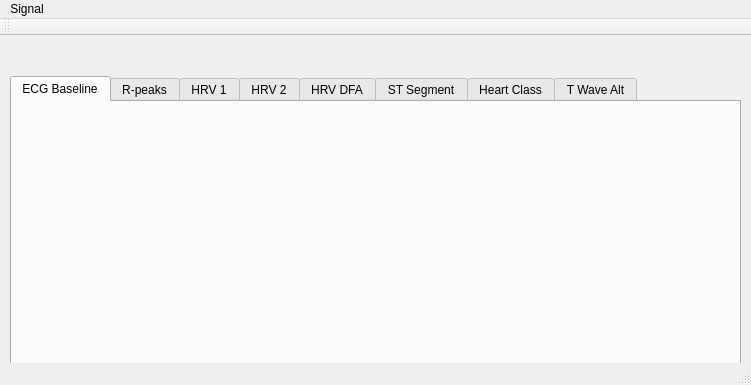
KuleszIB/EcgAppCore, file EcgApplicationCore/View/mainview.ui: the form before one commit.
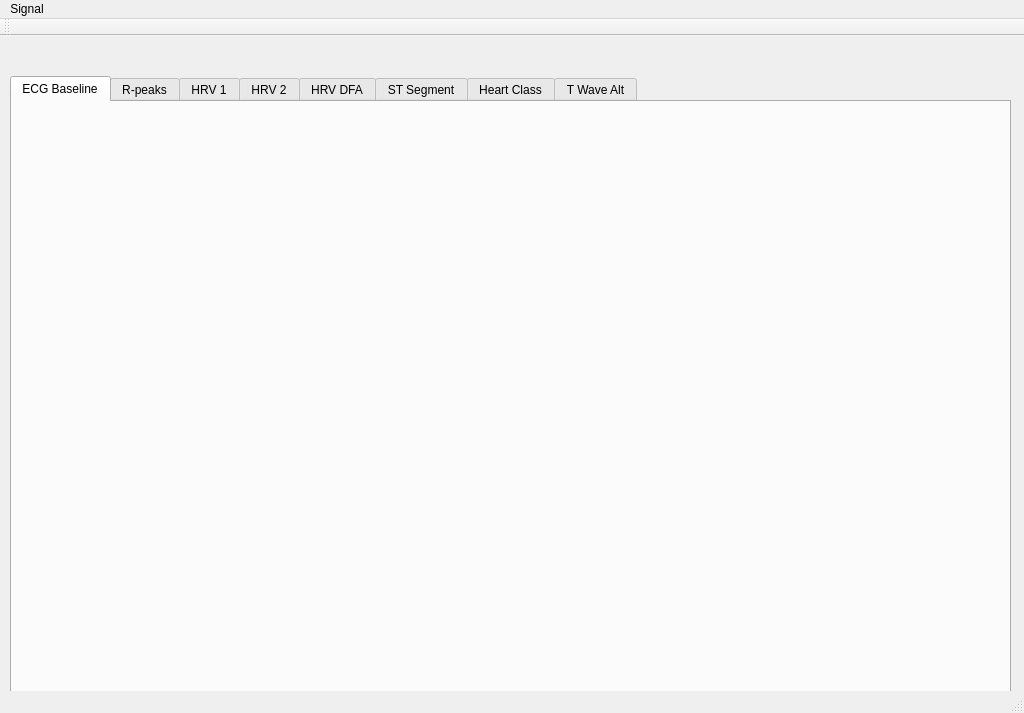
The form after the commit. The open tabs and pages were chosen to show the change. Icons and pictures are not drawn.

What changed in the file:
```diff
--- a/EcgApplicationCore/View/mainview.ui
+++ b/EcgApplicationCore/View/mainview.ui
@@ -6,8 +6,8 @@
    <rect>
     <x>0</x>
     <y>0</y>
-    <width>751</width>
-    <height>385</height>
+    <width>1024</width>
+    <height>713</height>
    </rect>
   </property>
   <property name="windowTitle">
@@ -23,8 +23,8 @@
      <rect>
       <x>10</x>
       <y>40</y>
-      <width>731</width>
-      <height>291</height>
+      <width>1001</width>
+      <height>621</height>
      </rect>
     </property>
     <property name="currentIndex">
@@ -37,10 +37,10 @@
      <widget class="QWidget" name="verticalLayoutWidget_4">
       <property name="geometry">
        <rect>
-        <x>9</x>
-        <y>9</y>
-        <width>691</width>
-        <height>271</height>
+        <x>10</x>
+        <y>10</y>
+        <width>971</width>
+        <height>581</height>
        </rect>
       </property>
       <layout class="QVBoxLayout" name="loECGBaseline"/>
@@ -147,7 +147,7 @@
      </layout>
     </widget>
    </widget>
-   <widget class="QWidget" name="">
+   <widget class="QWidget" name="layoutWidget">
     <property name="geometry">
      <rect>
       <x>20</x>
@@ -185,7 +185,7 @@
     <rect>
      <x>0</x>
      <y>0</y>
-     <width>751</width>
+     <width>1024</width>
      <height>21</height>
     </rect>
    </property>
```
Left out of the diff: 32 changed lines with no effect on the pictures.
